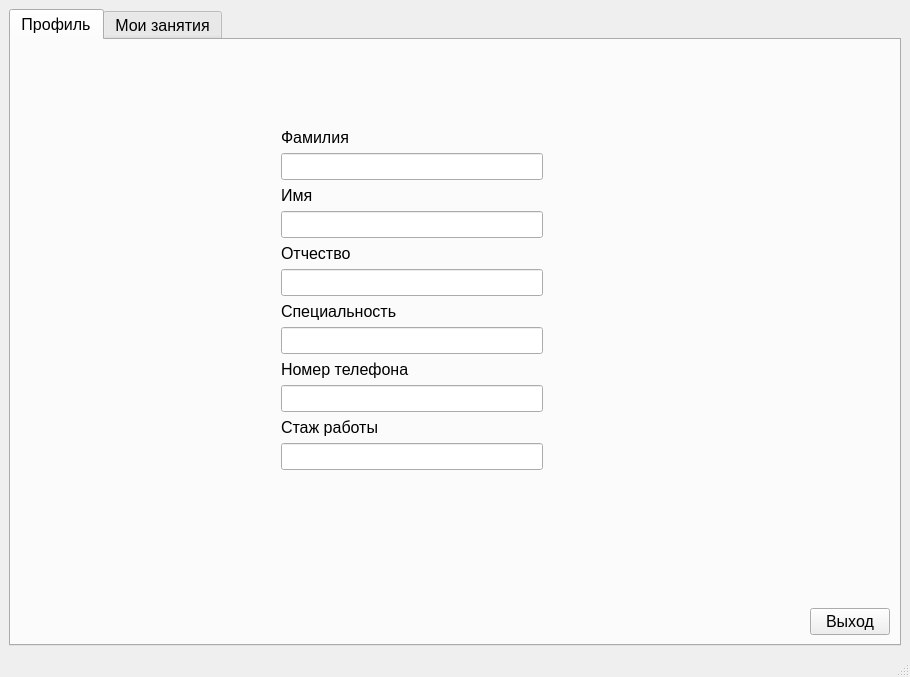
Qt form Plan/teacherwindow.ui (Undetaker45/MDKP) before a commit.
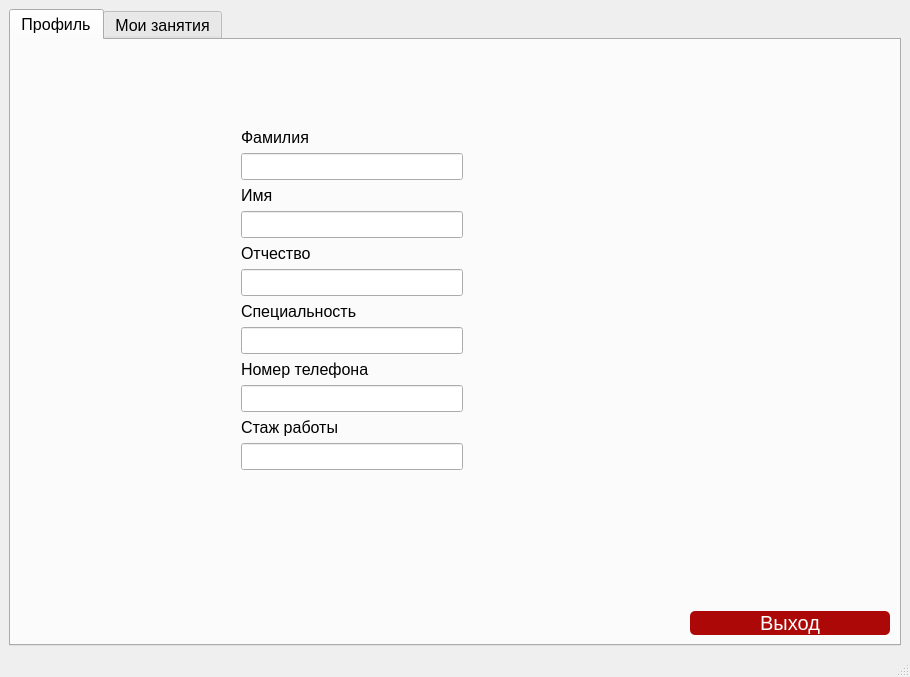
The same form after that commit. The open tabs and pages were chosen to show the change.

What changed in the file:
```diff
--- a/Plan/teacherwindow.ui
+++ b/Plan/teacherwindow.ui
@@ -185,6 +185,28 @@
               </item>
               <item>
                <widget class="QPushButton" name="ExitBtn">
+                <property name="minimumSize">
+                 <size>
+                  <width>200</width>
+                  <height>20</height>
+                 </size>
+                </property>
+                <property name="styleSheet">
+                 <string notr="true">QPushButton {
+font: 500 20pt &quot;Montserrat Medium&quot;;
+    background-color: #AC0808; 
+    color: white; 
+    border: none;
+    font-size: 20px;
+    border-radius: 5px; 
+}
+QPushButton:hover {
+    background-color: #C61010;
+}
+QPushButton:pressed {
+    background-color: #9C0707; 
+}</string>
+                </property>
                 <property name="text">
                  <string>Выход</string>
                 </property>
@@ -192,6 +214,22 @@
               </item>
              </layout>
             </item>
+            <item row="6" column="3">
+             <spacer name="horizontalSpacer_3">
+              <property name="orientation">
+               <enum>Qt::Horizontal</enum>
+              </property>
+              <property name="sizeType">
+               <enum>QSizePolicy::Fixed</enum>
+              </property>
+              <property name="sizeHint" stdset="0">
+               <size>
+                <width>150</width>
+                <height>20</height>
+               </size>
+              </property>
+             </spacer>
+            </item>
            </layout>
           </item>
          </layout>
```
Left out of the diff: 21 changed lines with no effect on the pictures.
